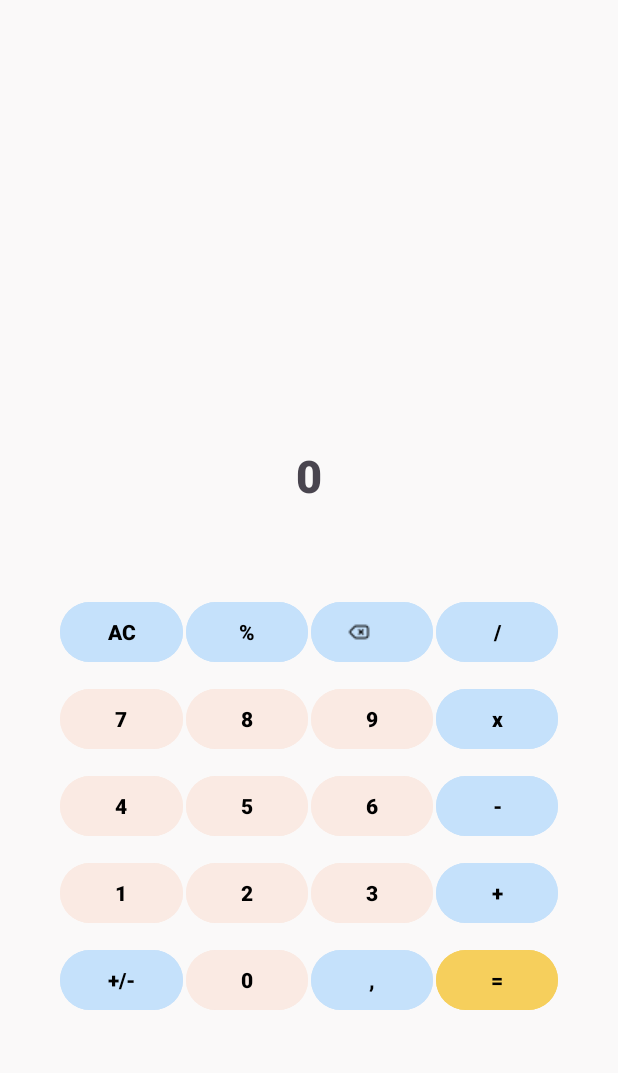
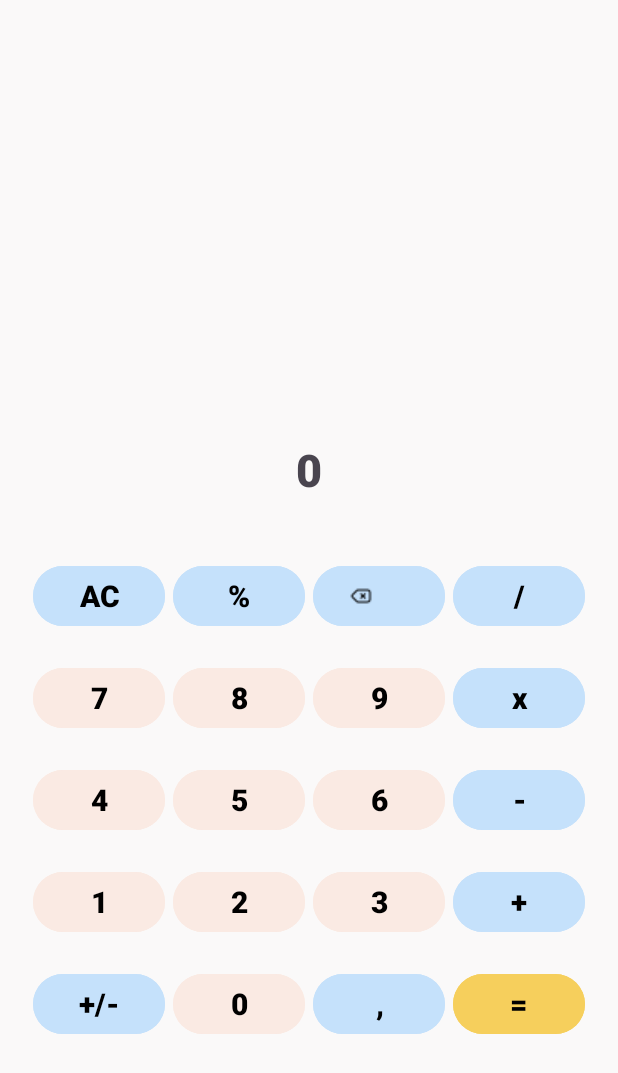
Before and after one commit to marcomorenilla/proyectos-dam, an Android app: the layout activity_main.xml on its own in the app's theme, with its tools: preview values and no code run, on a phone screen of 412 x 824 dp. Shown: the top 1073 px of the screen. Run offline under Robolectric (Android 15) with nearby library versions, the light colour scheme and no system bars.

Commit message:
Cambios gráficos
Se cambia acción % y mejora legibilodad botones

```diff
--- a/PMDM/Calculadora/app/src/main/java/com/example/calculadora/MainActivity.kt
+++ b/PMDM/Calculadora/app/src/main/java/com/example/calculadora/MainActivity.kt
@@ -168,7 +168,6 @@ class MainActivity : AppCompatActivity(), OnClickListener {
                     }else{
                         bufferHistorial = resultado + " " + operando
                     }
-                    bufferEntrada = ""
                     binding.textoOperaciones.text = bufferHistorial
                 }
             }
@@ -223,6 +222,7 @@ class MainActivity : AppCompatActivity(), OnClickListener {
                         }
                         "%"->{
                             resultado=porcentaje(numero1!!).toString()
+                            bufferEntrada=""
                         }
                     }
 
--- a/PMDM/Calculadora/app/src/main/res/layout/activity_main.xml
+++ b/PMDM/Calculadora/app/src/main/res/layout/activity_main.xml
@@ -4,7 +4,7 @@
     xmlns:tools="http://schemas.android.com/tools"
     android:id="@+id/main"
     android:layout_width="match_parent"
-    android:padding="40dp"
+    android:padding="20dp"
     android:background="@color/white"
     android:layout_height="match_parent"
     tools:context=".MainActivity">
@@ -41,7 +41,7 @@
         app:layout_constraintEnd_toEndOf="parent"
         app:layout_constraintStart_toStartOf="parent"
         android:orientation="horizontal"
-        android:layout_marginTop="50dp"
+        android:layout_marginTop="20dp"
         app:layout_constraintTop_toBottomOf="@+id/guideline">
 
 
@@ -53,9 +53,10 @@
             android:textColor="@color/black"
             android:fontFamily="sans-serif-black"
             android:backgroundTint="@color/blue"
+            android:textSize="20sp"
             android:text="AC"
-            android:layout_marginRight="2dp"
-            android:layout_marginTop="10dp"
+            android:layout_marginRight="5dp"
+            android:layout_marginTop="20dp"
             android:layout_weight="1"/>
         <Button
             android:layout_width="wrap_content"
@@ -64,17 +65,19 @@
             android:textColor="@color/black"
             android:fontFamily="sans-serif-black"
             android:backgroundTint="@color/blue"
+            android:textSize="20sp"
             android:text="%"
-            android:layout_marginRight="2dp"
-            android:layout_marginTop="10dp"
+            android:layout_marginRight="5dp"
+            android:layout_marginTop="20dp"
             android:layout_weight="1"/>
 
         <Button
             android:id="@+id/botonBorrarUltimo"
             android:layout_width="wrap_content"
             android:layout_height="wrap_content"
-            android:layout_marginTop="10dp"
-            android:layout_marginRight="2dp"
+            android:layout_marginTop="20dp"
+            android:layout_marginRight="5dp"
+            android:textSize="20sp"
             android:backgroundTint="@color/blue"
             android:fontFamily="sans-serif-black"
             android:drawableLeft="@drawable/borrar"
@@ -84,8 +87,9 @@
         <Button
             android:layout_width="wrap_content"
             android:layout_height="wrap_content"
-            android:layout_marginTop="10dp"
+            android:layout_marginTop="20dp"
             android:id="@+id/botonDividir"
+            android:textSize="20sp"
             android:textColor="@color/black"
             android:fontFamily="sans-serif-black"
             android:backgroundTint="@color/blue"
@@ -105,34 +109,37 @@
         <Button
             android:layout_width="wrap_content"
             android:layout_height="wrap_content"
-            android:layout_marginRight="2dp"
+            android:layout_marginRight="5dp"
             android:id="@+id/botonSiete"
             android:text="7"
             android:textColor="@color/black"
+            android:textSize="20sp"
             android:fontFamily="sans-serif-black"
             android:backgroundTint="@color/toupe"
-            android:layout_marginTop="10dp"
+            android:layout_marginTop="20dp"
             android:layout_weight="1"/>
 
         <Button
             android:layout_width="wrap_content"
             android:layout_height="wrap_content"
-            android:layout_marginRight="2dp"
-            android:layout_marginTop="10dp"
+            android:layout_marginRight="5dp"
+            android:layout_marginTop="20dp"
             android:text="8"
             android:textColor="@color/black"
             android:fontFamily="sans-serif-black"
+            android:textSize="20sp"
             android:backgroundTint="@color/toupe"
             android:id="@+id/botonOcho"
             android:layout_weight="1"/>
         <Button
             android:layout_width="wrap_content"
             android:layout_height="wrap_content"
-            android:layout_marginTop="10dp"
-            android:layout_marginRight="2dp"
+            android:layout_marginTop="20dp"
+            android:layout_marginRight="5dp"
             android:text="9"
             android:textColor="@color/black"
             android:fontFamily="sans-serif-black"
+            android:textSize="20sp"
             android:backgroundTint="@color/toupe"
             android:id="@+id/botonNueve"
             android:layout_weight="1"/>
@@ -143,7 +150,8 @@
             android:textColor="@color/black"
             android:fontFamily="sans-serif-black"
             android:backgroundTint="@color/blue"
-            android:layout_marginTop="10dp"
+            android:textSize="20sp"
+            android:layout_marginTop="20dp"
             android:id="@+id/botonMultiplicar"
             android:layout_weight="1"/>
 
@@ -161,20 +169,22 @@
         <Button
             android:layout_width="wrap_content"
             android:layout_height="wrap_content"
-            android:layout_marginRight="2dp"
+            android:layout_marginRight="5dp"
             android:id="@+id/botonCuatro"
             android:textColor="@color/black"
+            android:textSize="20sp"
             android:fontFamily="sans-serif-black"
             android:backgroundTint="@color/toupe"
             android:text="4"
-            android:layout_marginTop="10dp"
+            android:layout_marginTop="20dp"
             android:layout_weight="1"/>
 
         <Button
             android:layout_width="wrap_content"
             android:layout_height="wrap_content"
-            android:layout_marginTop="10dp"
-            android:layout_marginRight="2dp"
+            android:layout_marginTop="20dp"
+            android:textSize="20sp"
+            android:layout_marginRight="5dp"
             android:text="5"
             android:textColor="@color/black"
             android:layout_weight="1"
@@ -184,8 +194,9 @@
         <Button
             android:layout_width="wrap_content"
             android:layout_height="wrap_content"
-            android:layout_marginTop="10dp"
-            android:layout_marginRight="2dp"
+            android:layout_marginTop="20dp"
+            android:textSize="20sp"
+            android:layout_marginRight="5dp"
             android:layout_weight="1"
             android:textColor="@color/black"
             android:fontFamily="sans-serif-black"
@@ -196,10 +207,11 @@
             android:layout_width="wrap_content"
             android:layout_height="wrap_content"
             android:text="-"
+            android:textSize="20sp"
             android:textColor="@color/black"
             android:fontFamily="sans-serif-black"
             android:backgroundTint="@color/blue"
-            android:layout_marginTop="10dp"
+            android:layout_marginTop="20dp"
             android:layout_weight="1"
             android:id="@+id/botonResta"/>
 
@@ -224,17 +236,19 @@
             android:textColor="@color/black"
             android:fontFamily="sans-serif-black"
             android:backgroundTint="@color/toupe"
-            android:layout_marginRight="2dp"
+            android:layout_marginRight="5dp"
+            android:textSize="20sp"
             android:layout_weight="1"
             android:text="1"
-            android:layout_marginTop="10dp"/>
+            android:layout_marginTop="20dp"/>
 
         <Button
             android:layout_width="wrap_content"
             android:layout_height="wrap_content"
-            android:layout_marginTop="10dp"
-            android:layout_marginRight="2dp"
+            android:layout_marginTop="20dp"
+            android:layout_marginRight="5dp"
             android:textColor="@color/black"
+            android:textSize="20sp"
             android:fontFamily="sans-serif-black"
             android:backgroundTint="@color/toupe"
             android:layout_weight="1"
@@ -243,23 +257,25 @@
         <Button
             android:layout_width="wrap_content"
             android:layout_height="wrap_content"
-            android:layout_marginTop="10dp"
+            android:layout_marginTop="20dp"
             android:text="3"
             android:textColor="@color/black"
             android:fontFamily="sans-serif-black"
             android:backgroundTint="@color/toupe"
-            android:layout_marginRight="2dp"
+            android:layout_marginRight="5dp"
             android:layout_weight="1"
+            android:textSize="20sp"
             android:id="@+id/botonTres"/>
         <Button
             android:layout_width="wrap_content"
             android:layout_height="wrap_content"
             android:text="+"
-            android:layout_marginTop="10dp"
+            android:layout_marginTop="20dp"
             android:textColor="@color/black"
             android:fontFamily="sans-serif-black"
             android:backgroundTint="@color/blue"
             android:layout_weight="1"
+            android:textSize="20sp"
             android:id="@+id/botonSuma"/>
 
     </LinearLayout>
@@ -282,30 +298,33 @@
             android:fontFamily="sans-serif-black"
             android:backgroundTint="@color/blue"
             android:text="+/-"
-            android:layout_marginTop="10dp"
-            android:layout_marginRight="2dp"/>
+            android:textSize="20sp"
+            android:layout_marginTop="20dp"
+            android:layout_marginRight="5dp"/>
 
         <Button
             android:layout_width="wrap_content"
             android:layout_height="wrap_content"
-            android:layout_marginTop="10dp"
-            android:layout_marginRight="2dp"
+            android:layout_marginTop="20dp"
+            android:layout_marginRight="5dp"
             android:text="0"
             android:textColor="@color/black"
             android:fontFamily="sans-serif-black"
             android:layout_weight="1"
             android:backgroundTint="@color/toupe"
+            android:textSize="20sp"
             android:id="@+id/botonCero"/>
         <Button
             android:layout_width="wrap_content"
             android:layout_height="wrap_content"
             android:layout_weight="1"
-            android:layout_marginTop="10dp"
-            android:layout_marginRight="2dp"
+            android:layout_marginTop="20dp"
+            android:layout_marginRight="5dp"
             android:text=","
             android:textColor="@color/black"
             android:fontFamily="sans-serif-black"
             android:backgroundTint="@color/blue"
+            android:textSize="20sp"
             android:id="@+id/botonComa"/>
         <Button
             android:layout_width="wrap_content"
@@ -315,7 +334,8 @@
             android:fontFamily="sans-serif-black"
             android:backgroundTint="@color/orange"
             android:layout_weight="1"
-            android:layout_marginTop="10dp"
+            android:textSize="20sp"
+            android:layout_marginTop="20dp"
             android:id="@+id/botonIgual"/>
 
     </LinearLayout>
```
